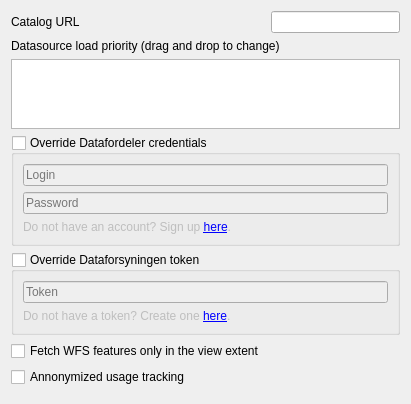
This is dmpcatalogue/ui/options_widget.ui in danmarksmiljoeportal/datacatalog-qgis-plugin as Qt 5 draws it before an edit. The edited form follows.
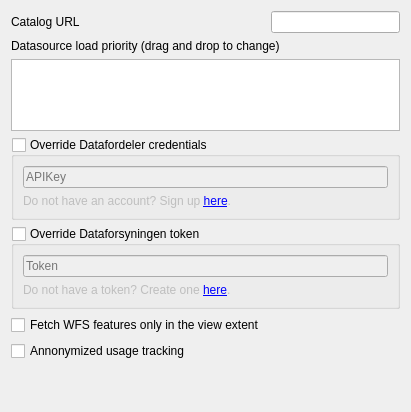
This is the edited form. Custom widgets are drawn as their Qt base class.

Commit message: Datafordeler apikey replaces username/password

Patch:
```diff
--- a/dmpcatalogue/ui/options_widget.ui
+++ b/dmpcatalogue/ui/options_widget.ui
@@ -7,7 +7,7 @@
     <x>0</x>
     <y>0</y>
     <width>411</width>
-    <height>404</height>
+    <height>412</height>
    </rect>
   </property>
   <property name="windowTitle">
@@ -81,14 +81,7 @@
       <item>
        <widget class="QLineEdit" name="datafordeler_login_edit">
         <property name="placeholderText">
-         <string>Login</string>
-        </property>
-       </widget>
-      </item>
-      <item>
-       <widget class="QgsPasswordLineEdit" name="datafordeler_password_edit">
-        <property name="placeholderText">
-         <string>Password</string>
+         <string>APIKey</string>
         </property>
        </widget>
       </item>
```
Left out of the diff: 10 changed lines with no effect on the pictures. The commit also changes 12 other files.
